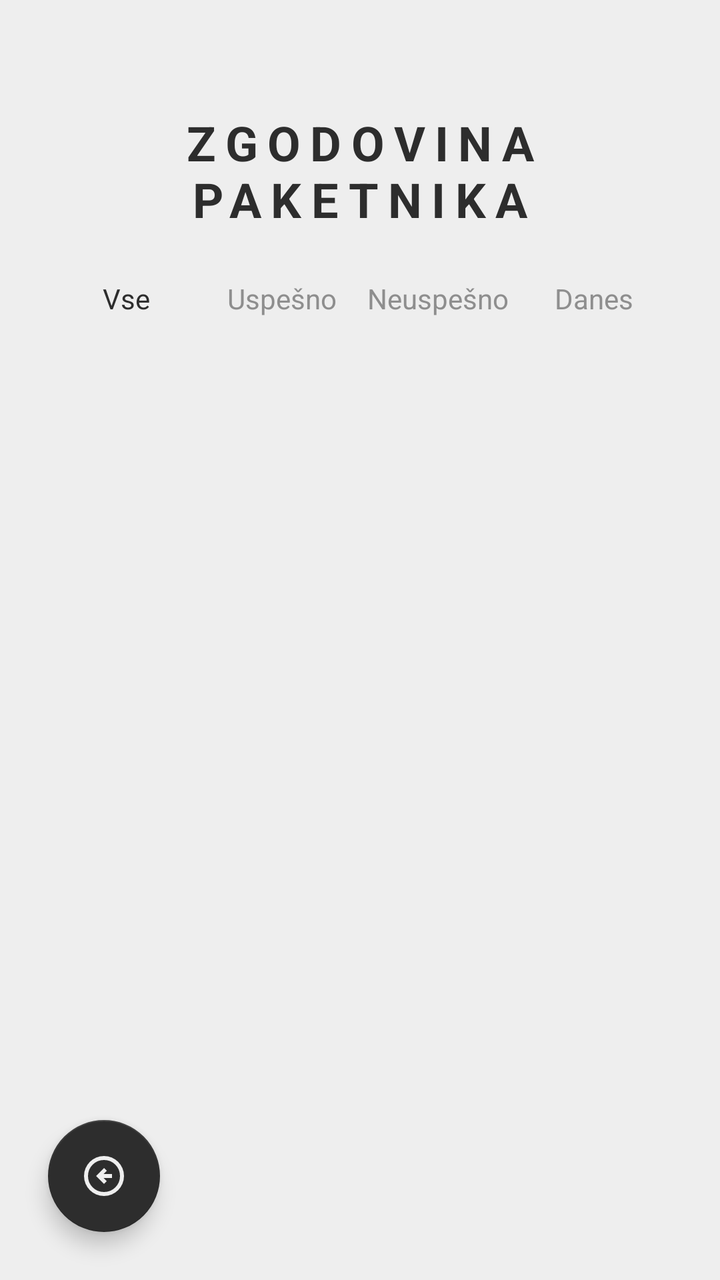
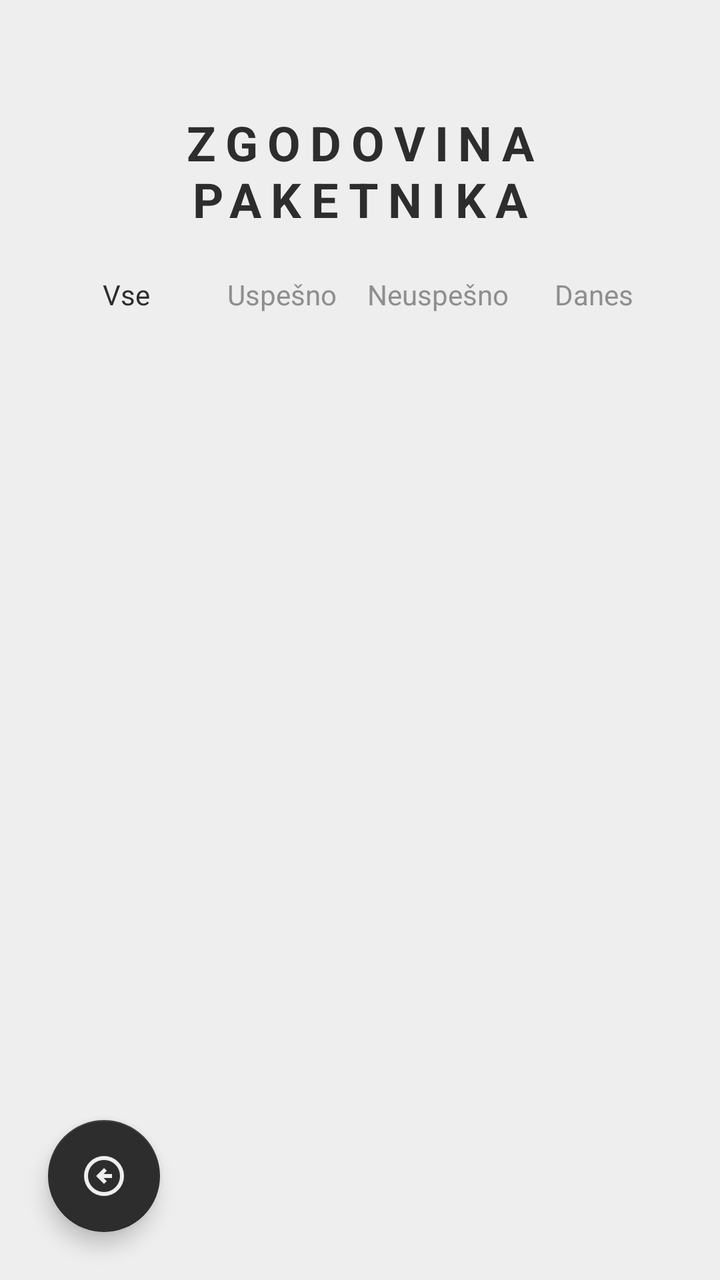

An Android layout rendered at two revisions. The XML below is the earlier revision; the diff shows what the commit changed to produce the second picture.
<!-- AndroidManifest.xml: application theme Theme.PametniPaketnik -->
<!-- res/layout/activity_history.xml -->
<?xml version="1.0" encoding="utf-8"?>
<androidx.constraintlayout.widget.ConstraintLayout xmlns:android="http://schemas.android.com/apk/res/android"
    xmlns:app="http://schemas.android.com/apk/res-auto"
    xmlns:tools="http://schemas.android.com/tools"
    android:id="@+id/main"
    android:layout_width="match_parent"
    android:layout_height="match_parent"
    android:background="@color/home_page_background"
    tools:context=".HistoryActivity">

    <LinearLayout
        android:id="@+id/historyLayout"
        android:layout_width="match_parent"
        android:layout_height="wrap_content"
        android:orientation="vertical"
        android:paddingStart="24dp"
        android:paddingEnd="24dp"
        android:paddingTop="55dp">

        <TextView
            android:text="@string/zgodovina_paketnika"
            android:layout_width="match_parent"
            android:layout_height="wrap_content"
            android:textAlignment="center"
            android:textColor="@color/history_text_primary"
            android:textStyle="bold"
            android:letterSpacing="0.2"
            android:textSize="24sp" />

        <LinearLayout
            android:layout_width="match_parent"
            android:layout_height="wrap_content"
            android:orientation="horizontal"
            android:gravity="center"
            android:layout_marginTop="24dp"
            android:layout_marginBottom="22dp" >

            <TextView
                android:id="@+id/tabVse"
                android:text="@string/vse"
                android:layout_width="0dp"
                android:layout_weight="1"
                android:layout_height="wrap_content"
                android:textColor="@color/history_text_primary"
                android:gravity="center" />

            <TextView
                android:id="@+id/tabUspesno"
                android:text="@string/uspesno"
                android:layout_width="0dp"
                android:layout_weight="1"
                android:layout_height="wrap_content"
                android:textColor="@color/history_text_secondary"
                android:gravity="center" />

            <TextView
                android:id="@+id/tabNeuspesno"
                android:text="@string/neuspesno"
                android:layout_width="0dp"
                android:layout_weight="1"
                android:layout_height="wrap_content"
                android:textColor="@color/history_text_secondary"
                android:gravity="center" />

            <TextView
                android:id="@+id/tabDanes"
                android:text="@string/danes"
                android:layout_width="0dp"
                android:layout_weight="1"
                android:layout_height="wrap_content"
                android:textColor="@color/history_text_secondary"
                android:gravity="center" />
        </LinearLayout>
    </LinearLayout>

    <androidx.recyclerview.widget.RecyclerView
        android:id="@+id/recyclerViewHistory"
        android:layout_width="0dp"
        android:layout_height="0dp"
        android:layout_marginTop="16dp"
        android:layout_marginBottom="16dp"
        android:layout_marginStart="20dp"
        android:layout_marginEnd="20dp"
        android:scrollbars="vertical"
        app:layoutManager="androidx.recyclerview.widget.LinearLayoutManager"
        app:layout_constraintTop_toBottomOf="@+id/historyLayout"
        app:layout_constraintBottom_toTopOf="@+id/btnBack"
        app:layout_constraintStart_toStartOf="parent"
        app:layout_constraintEnd_toEndOf="parent" />

    <com.google.android.material.floatingactionbutton.FloatingActionButton
        android:id="@+id/btnBack"
        android:layout_width="wrap_content"
        android:layout_height="wrap_content"
        android:layout_marginStart="24dp"
        android:layout_marginBottom="24dp"
        android:src="@drawable/ic_back_black"
        app:tint="@color/home_page_background"
        app:backgroundTint="@color/history_text_primary"
        app:layout_constraintBottom_toBottomOf="parent"
        app:layout_constraintStart_toStartOf="parent"
        app:fabSize="normal" />
</androidx.constraintlayout.widget.ConstraintLayout>
<!-- resources referenced by this layout -->
<resources>
  <color name="history_text_primary">#2D2D2D</color>
  <color name="history_text_secondary">#8E8E8E</color>
  <color name="home_page_background">#EEEEEE</color>
  <!-- drawable ic_back_black (drawable) -->
  <vector xmlns:android="http://schemas.android.com/apk/res/android" android:autoMirrored="true" android:height="24dp" android:tint="#000000" android:viewportHeight="960" android:viewportWidth="960" android:width="24dp">
        
      <path android:fillColor="@android:color/white" android:pathData="M480,640L536,584L472,520L640,520L640,440L472,440L536,376L480,320L320,480L480,640ZM480,880Q397,880 324,848.5Q251,817 197,763Q143,709 111.5,636Q80,563 80,480Q80,397 111.5,324Q143,251 197,197Q251,143 324,111.5Q397,80 480,80Q563,80 636,111.5Q709,143 763,197Q817,251 848.5,324Q880,397 880,480Q880,563 848.5,636Q817,709 763,763Q709,817 636,848.5Q563,880 480,880ZM480,800Q614,800 707,707Q800,614 800,480Q800,346 707,253Q614,160 480,160Q346,160 253,253Q160,346 160,480Q160,614 253,707Q346,800 480,800ZM480,480Q480,480 480,480Q480,480 480,480Q480,480 480,480Q480,480 480,480Q480,480 480,480Q480,480 480,480Q480,480 480,480Q480,480 480,480Z"/>
      
  </vector>
  <string name="danes">Danes</string>
  <string name="neuspesno">Neuspešno</string>
  <string name="uspesno">Uspešno</string>
  <string name="vse">Vse</string>
  <string name="zgodovina_paketnika">ZGODOVINA PAKETNIKA</string>
  <style name="Theme.PametniPaketnik" parent="Base.Theme.PametniPaketnik" />
  <style name="Base.Theme.PametniPaketnik" parent="Theme.MaterialComponents.Light.NoActionBar">
          <item name="colorPrimary">@color/history_text_primary</item>
          <item name="android:statusBarColor">@color/background</item>
          <item name="android:windowLightStatusBar">true</item> </style>
  <color name="background">#EFE5DA</color>
</resources>

<!-- the commit's change to res/layout/activity_history.xml (unified diff, before → after) -->
@@ -29,7 +29,7 @@
 
         <LinearLayout
             android:layout_width="match_parent"
-            android:layout_height="wrap_content"
+            android:layout_height="match_parent"
             android:orientation="horizontal"
             android:gravity="center"
             android:layout_marginTop="24dp"
@@ -42,7 +42,10 @@
                 android:layout_weight="1"
                 android:layout_height="wrap_content"
                 android:textColor="@color/history_text_primary"
-                android:gravity="center" />
+                android:gravity="center"
+                android:maxLines="1"
+                android:singleLine="true"
+                android:includeFontPadding="false"/>
 
             <TextView
                 android:id="@+id/tabUspesno"
@@ -51,7 +54,10 @@
                 android:layout_weight="1"
                 android:layout_height="wrap_content"
                 android:textColor="@color/history_text_secondary"
-                android:gravity="center" />
+                android:gravity="center"
+                android:maxLines="1"
+                android:singleLine="true"
+                android:includeFontPadding="false"/>
 
             <TextView
                 android:id="@+id/tabNeuspesno"
@@ -60,7 +66,10 @@
                 android:layout_weight="1"
                 android:layout_height="wrap_content"
                 android:textColor="@color/history_text_secondary"
-                android:gravity="center" />
+                android:gravity="center"
+                android:maxLines="1"
+                android:singleLine="true"
+                android:includeFontPadding="false"/>
 
             <TextView
                 android:id="@+id/tabDanes"
@@ -69,7 +78,10 @@
                 android:layout_weight="1"
                 android:layout_height="wrap_content"
                 android:textColor="@color/history_text_secondary"
-                android:gravity="center" />
+                android:gravity="center"
+                android:maxLines="1"
+                android:singleLine="true"
+                android:includeFontPadding="false"/>
         </LinearLayout>
     </LinearLayout>
 
